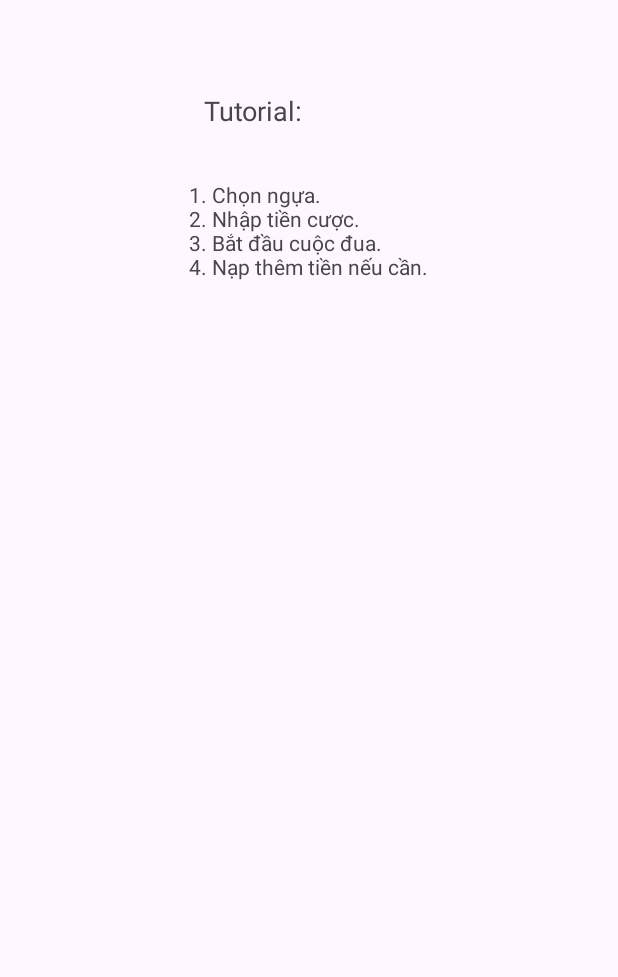
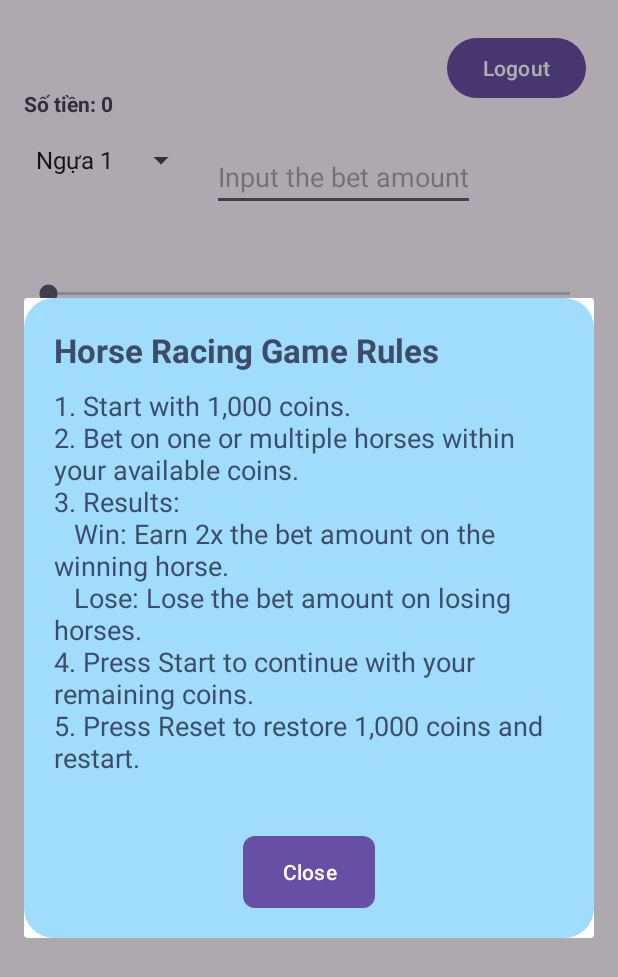
Before and after one commit to adzzse/MiniProjectRacing, an Android app: the HomeRaceActivity screen opened directly, with no data from a screen before it, after a tap on "Tutorial", on a phone screen of 412 x 824 dp. Shown: the top 977 px of the screen. Run offline under Robolectric (Android 15) with nearby library versions, the phone set to English and light mode, and no system bars.

Commit message:
update tutorial

```diff
--- a/app/src/main/java/com/example/miniprojectracing/GuideActivity.java
+++ /dev/null
@@ -1,14 +0,0 @@
-package com.example.miniprojectracing;
-
-import android.os.Bundle;
-
-import androidx.appcompat.app.AppCompatActivity;
-
-public class GuideActivity extends AppCompatActivity {
-
-    @Override
-    protected void onCreate(Bundle savedInstanceState) {
-        super.onCreate(savedInstanceState);
-        setContentView(R.layout.guide_activity);
-    }
-}
--- a/app/src/main/java/com/example/miniprojectracing/HomeRaceActivity.java
+++ b/app/src/main/java/com/example/miniprojectracing/HomeRaceActivity.java
@@ -1,5 +1,6 @@
 package com.example.miniprojectracing;
 
+import android.app.Dialog;
 import android.content.Intent;
 import android.content.SharedPreferences;
 import android.os.Bundle;
@@ -83,8 +84,21 @@ public class HomeRaceActivity extends AppCompatActivity {
         btnGuide.setOnClickListener(new View.OnClickListener() {
             @Override
             public void onClick(View v) {
-                Intent guideIntent = new Intent(HomeRaceActivity.this, GuideActivity.class);
-                startActivity(guideIntent);
+                // Create a custom dialog
+                final Dialog dialog = new Dialog(HomeRaceActivity.this);
+                dialog.setContentView(R.layout.dialog_tutorial);
+
+                // Set up the close button
+                Button btnClose = dialog.findViewById(R.id.btn_close);
+                btnClose.setOnClickListener(new View.OnClickListener() {
+                    @Override
+                    public void onClick(View v) {
+                        dialog.dismiss();
+                    }
+                });
+
+                // Show the dialog
+                dialog.show();
             }
         });
 
--- /dev/null
+++ b/app/src/main/res/drawable/button_background.xml
@@ -0,0 +1,14 @@
+<selector xmlns:android="http://schemas.android.com/apk/res/android">
+    <item android:state_pressed="true">
+        <shape android:shape="rectangle">
+            <solid android:color="#033B5D"/> <!-- Màu tối hơn khi nhấn -->
+            <corners android:radius="8dp"/>
+        </shape>
+    </item>
+    <item>
+        <shape android:shape="rectangle">
+            <solid android:color="#055185"/> <!-- Màu nền mặc định -->
+            <corners android:radius="8dp"/>
+        </shape>
+    </item>
+</selector>
--- /dev/null
+++ b/app/src/main/res/drawable/popup_background.xml
@@ -0,0 +1,16 @@
+<shape xmlns:android="http://schemas.android.com/apk/res/android"
+    android:shape="rectangle">
+
+    <!-- Màu nền xanh của popup -->
+    <solid android:color="#A0DDFD"/> <!-- Thay bằng màu xanh của bạn nếu cần -->
+
+    <!-- Bo tròn góc đều 20dp -->
+    <corners android:radius="20dp"/>
+
+    <!-- Tạo padding để nội dung không bị sát viền -->
+    <padding
+        android:left="15dp"
+        android:top="15dp"
+        android:right="15dp"
+        android:bottom="15dp"/>
+</shape>
--- /dev/null
+++ b/app/src/main/res/layout/dialog_tutorial.xml
@@ -0,0 +1,39 @@
+<RelativeLayout xmlns:android="http://schemas.android.com/apk/res/android"
+    android:layout_width="match_parent"
+    android:layout_height="wrap_content"
+    android:background="@drawable/popup_background"
+    android:padding="20dp">
+
+    <TextView
+        android:id="@+id/tv_title"
+        android:layout_width="wrap_content"
+        android:layout_height="wrap_content"
+        android:text="Horse Racing Game Rules"
+        android:textStyle="bold"
+        android:textSize="22sp"
+        android:textColor="#3E4C69"
+        android:layout_marginBottom="10dp" />
+
+    <TextView
+        android:id="@+id/tv_tutorial"
+        android:layout_width="wrap_content"
+        android:layout_height="wrap_content"
+        android:layout_below="@id/tv_title"
+        android:layout_marginBottom="20dp"
+        android:text="1. Start with 1,000 coins.\n2. Bet on one or multiple horses within your available coins.\n3. Results:\n\tWin: Earn 2x the bet amount on the winning horse.\n\tLose: Lose the bet amount on losing horses.\n4. Press Start to continue with your remaining coins.\n5. Press Reset to restore 1,000 coins and restart."
+        android:textColor="#3E4C69"
+        android:textSize="18sp" />
+
+    <Button
+        android:id="@+id/btn_close"
+        android:layout_width="wrap_content"
+        android:layout_height="wrap_content"
+        android:layout_below="@id/tv_tutorial"
+        android:layout_centerHorizontal="true"
+        android:layout_marginTop="20dp"
+        android:background="@drawable/button_background"
+        android:padding="10dp"
+        android:text="Close"
+        android:textColor="#FDFCFD" />
+
+</RelativeLayout>
--- a/app/src/main/res/layout/guide_activity.xml
+++ /dev/null
@@ -1,25 +0,0 @@
-<RelativeLayout xmlns:android="http://schemas.android.com/apk/res/android"
-    android:layout_width="match_parent"
-    android:layout_height="match_parent"
-    android:padding="16dp">
-
-    <TextView
-        android:id="@+id/textView"
-        android:layout_width="wrap_content"
-        android:layout_height="wrap_content"
-        android:layout_alignParentStart="true"
-        android:layout_alignParentTop="true"
-        android:layout_marginStart="120dp"
-        android:layout_marginTop="45dp"
-        android:text="Tutorial:"
-        android:textSize="18sp" />
-
-    <TextView
-        android:layout_width="wrap_content"
-        android:layout_height="wrap_content"
-        android:layout_below="@+id/textView"
-        android:layout_alignParentStart="true"
-        android:layout_marginStart="110dp"
-        android:layout_marginTop="34dp"
-        android:text="1. Chọn ngựa.\n2. Nhập tiền cược.\n3. Bắt đầu cuộc đua.\n4. Nạp thêm tiền nếu cần." />
-</RelativeLayout>
```
